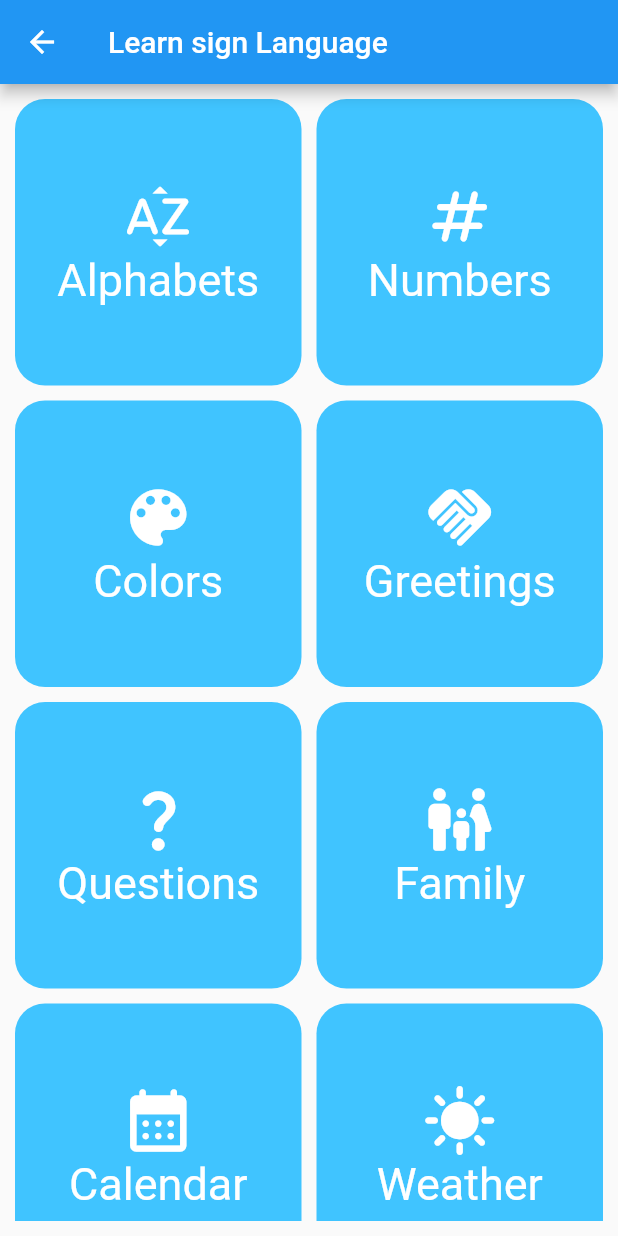
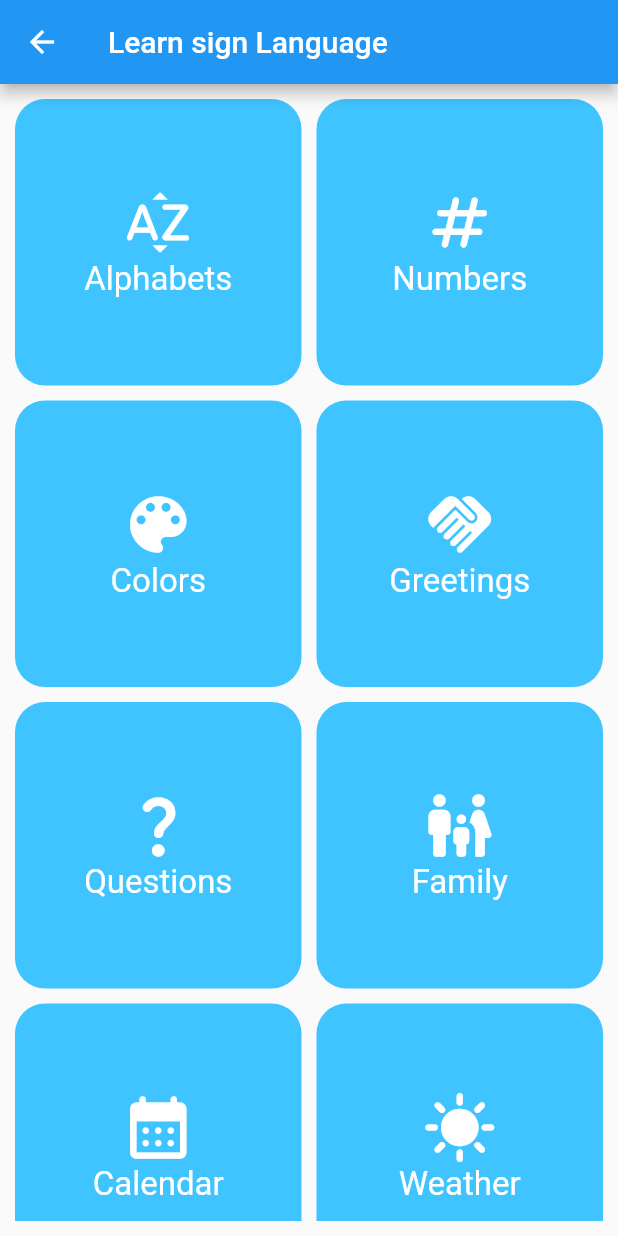
Before and after one commit to MusanjeLawrence/sign_guide, a Flutter app: the Learn screen opened directly, on a phone screen of 412 x 824 dp. Run offline on Flutter 3.47's test engine with Material 2 defaults, Android fonts, the phone set to English and light mode, and no system bars.

```diff
--- /dev/null
+++ b/lib/bottom_navigation.dart
@@ -0,0 +1,2 @@
+import 'package:flutter/material.dart';
+import 'dashboard.dart';
--- a/lib/learn.dart
+++ b/lib/learn.dart
@@ -22,14 +22,14 @@ class _LearnState extends State<Learn> {
               mainAxisAlignment: MainAxisAlignment.center,
               children: [
               Icon(Icons.sort_by_alpha_rounded, size: 50, color: Colors.white,),
-              Text("Alphabets", style: TextStyle(color: Colors.white, fontSize: 30),)
+              Text("Alphabets", style: TextStyle(color: Colors.white, fontSize: 22),)
             ],),
           ), Container( decoration: BoxDecoration(borderRadius: BorderRadius.circular(20),color: Colors.lightBlueAccent),
             child: Column(
               mainAxisAlignment: MainAxisAlignment.center,
               children: [
               Icon(Icons.numbers_rounded, size: 50, color: Colors.white,),
-              Text("Numbers", style: TextStyle(color: Colors.white, fontSize: 30),)
+              Text("Numbers", style: TextStyle(color: Colors.white, fontSize: 22),)
             ],),
           ),
           Container( decoration: BoxDecoration(borderRadius: BorderRadius.circular(20),color: Colors.lightBlueAccent),
@@ -37,7 +37,7 @@ class _LearnState extends State<Learn> {
               mainAxisAlignment: MainAxisAlignment.center,
               children: [
                 Icon(Icons.color_lens_rounded, size: 50, color: Colors.white,),
-                Text("Colors", style: TextStyle(color: Colors.white, fontSize: 30),)
+                Text("Colors", style: TextStyle(color: Colors.white, fontSize: 22),)
               ],),
           ),
           Container( decoration: BoxDecoration(borderRadius: BorderRadius.circular(20),color: Colors.lightBlueAccent),
@@ -45,7 +45,7 @@ class _LearnState extends State<Learn> {
               mainAxisAlignment: MainAxisAlignment.center,
               children: [
                 Icon(Icons.handshake, size: 50, color: Colors.white,),
-                Text("Greetings", style: TextStyle(color: Colors.white, fontSize: 30),)
+                Text("Greetings", style: TextStyle(color: Colors.white, fontSize: 22),)
               ],),
           ),
           Container( decoration: BoxDecoration(borderRadius: BorderRadius.circular(20),color: Colors.lightBlueAccent),
@@ -53,7 +53,7 @@ class _LearnState extends State<Learn> {
               mainAxisAlignment: MainAxisAlignment.center,
               children: [
                 Icon(Icons.question_mark_rounded, size: 50, color: Colors.white,),
-                Text("Questions", style: TextStyle(color: Colors.white, fontSize: 30),)
+                Text("Questions", style: TextStyle(color: Colors.white, fontSize: 22),)
               ],),
           ),
           Container( decoration: BoxDecoration(borderRadius: BorderRadius.circular(20),color: Colors.lightBlueAccent),
@@ -61,7 +61,7 @@ class _LearnState extends State<Learn> {
               mainAxisAlignment: MainAxisAlignment.center,
               children: [
                 Icon(Icons.family_restroom_rounded, size: 50, color: Colors.white,),
-                Text("Family", style: TextStyle(color: Colors.white, fontSize: 30),)
+                Text("Family", style: TextStyle(color: Colors.white, fontSize: 22),)
               ],),
           ),
 
@@ -70,7 +70,7 @@ class _LearnState extends State<Learn> {
               mainAxisAlignment: MainAxisAlignment.center,
               children: [
                 Icon(Icons.calendar_month_rounded, size: 50, color: Colors.white,),
-                Text("Calendar", style: TextStyle(color: Colors.white, fontSize: 30),)
+                Text("Calendar", style: TextStyle(color: Colors.white, fontSize: 22),)
               ],),
           ),
 
@@ -79,7 +79,7 @@ class _LearnState extends State<Learn> {
               mainAxisAlignment: MainAxisAlignment.center,
               children: [
                 Icon(Icons.sunny, size: 50, color: Colors.white,),
-                Text("Weather", style: TextStyle(color: Colors.white, fontSize: 30),)
+                Text("Weather", style: TextStyle(color: Colors.white, fontSize: 22),)
               ],),
           ),
         ],
--- a/lib/main.dart
+++ b/lib/main.dart
@@ -1,7 +1,6 @@
 import 'package:flutter/material.dart';
 import 'package:sign_guide/splash.dart';
 import 'package:sign_guide/dashboard.dart';
-import 'dashboard.dart';
 import 'learn.dart';
 void main() {
   runApp(const MyApp());
@@ -23,4 +22,6 @@ class MyApp extends StatelessWidget {
       home:Splash(),
     );
   }
+
+
 }
```
Also changed, not shown: lib/dashboard.dart (+8 -7 lines), lib/splash.dart (+5 -6 lines), lib/text_to_sign.dart (added, +35 -0 lines).
